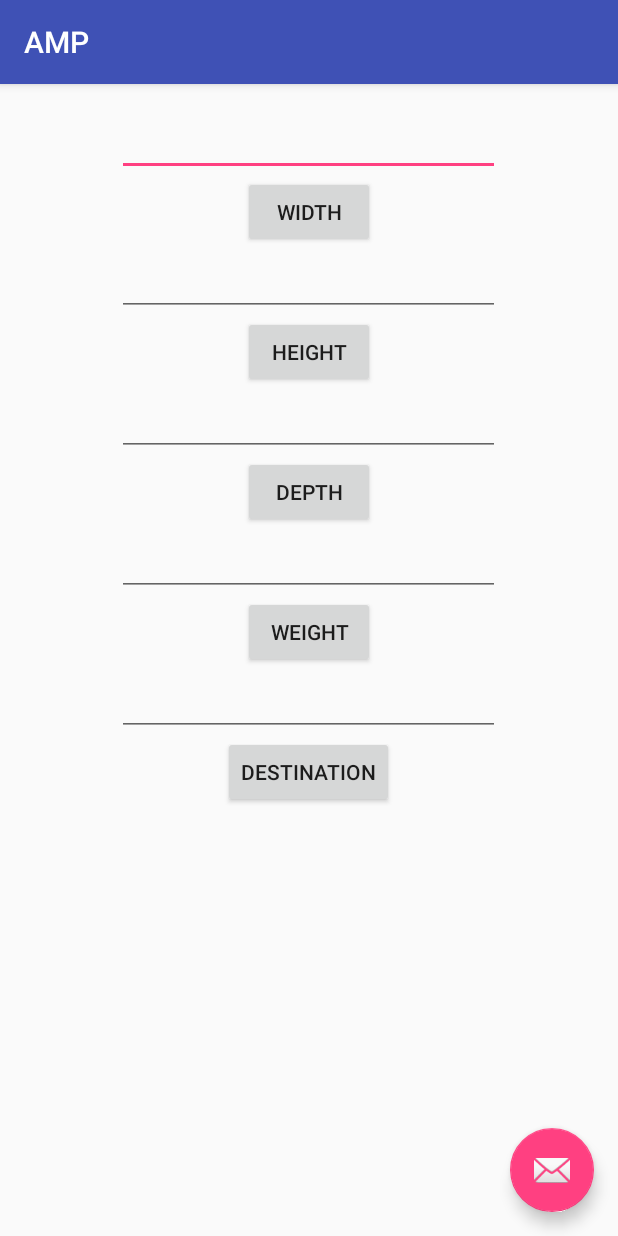
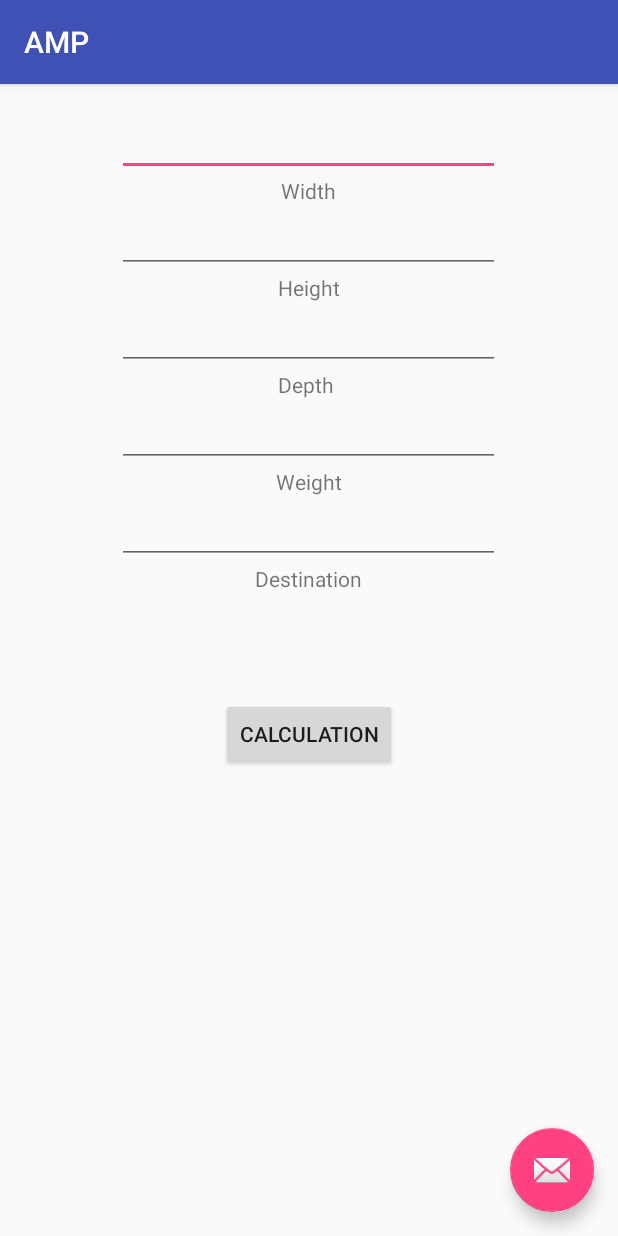
Before and after one commit to thomasraynauddelage/amp_tdd, an Android app: the screen it shows after launch (MainActivity), on a phone screen of 412 x 824 dp. Run offline under Robolectric (Android 15) with nearby library versions, the phone set to English and light mode, and no system bars.

Commit message:
button change

```diff
--- a/app/src/main/res/layout/content_main.xml
+++ b/app/src/main/res/layout/content_main.xml
@@ -12,7 +12,7 @@
     tools:context="com.example.amp.MainActivity"
     tools:showIn="@layout/activity_main">
 
-    <Button
+    <TextView
         android:id="@+id/width"
         android:text="Width"
         android:layout_width="wrap_content"
@@ -20,7 +20,7 @@
         android:layout_below="@+id/width_input"
         android:layout_centerHorizontal="true"
         android:onClick="ClickButton" />
-    <Button
+    <TextView
         android:id="@+id/height"
         android:text="Height"
         android:layout_width="wrap_content"
@@ -28,7 +28,7 @@
         android:layout_below="@+id/height_input"
         android:layout_centerHorizontal="true"
         android:onClick="ClickButton" />
-    <Button
+    <TextView
         android:id="@+id/depth"
         android:text="Depth"
         android:layout_width="wrap_content"
@@ -38,7 +38,7 @@
         android:layout_alignStart="@+id/height"
         android:onClick="ClickButton" />
 
-    <Button
+    <TextView
         android:id="@+id/weight"
         android:text="Weight"
         android:layout_width="wrap_content"
@@ -46,7 +46,7 @@
         android:layout_below="@+id/weight_input"
         android:layout_centerHorizontal="true"
         android:onClick="ClickButton" />
-    <Button
+    <TextView
         android:id="@+id/destination"
         android:text="Destination"
         android:layout_width="wrap_content"
@@ -54,6 +54,14 @@
         android:layout_below="@+id/destination_input"
         android:layout_centerHorizontal="true"
         android:onClick="ClickButton" />
+    <Button
+        android:id="@+id/calculation"
+        android:text="Calculation"
+        android:layout_width="wrap_content"
+        android:layout_height="wrap_content"
+        android:layout_below="@+id/destination"
+        android:layout_centerHorizontal="true"
+        android:layout_marginTop="70dp" />
 
     <EditText
         android:layout_width="wrap_content"
```
